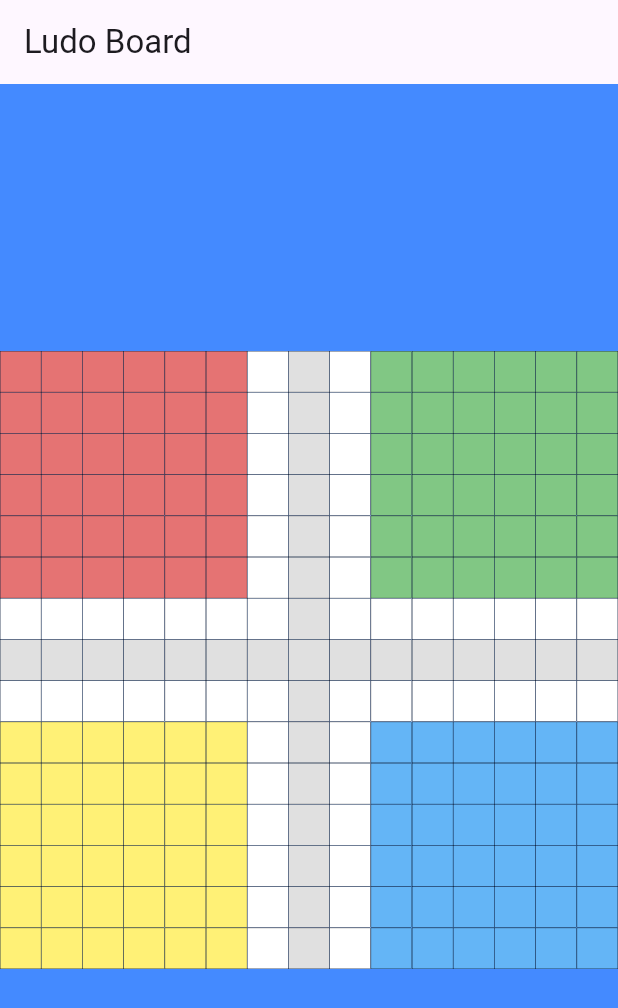
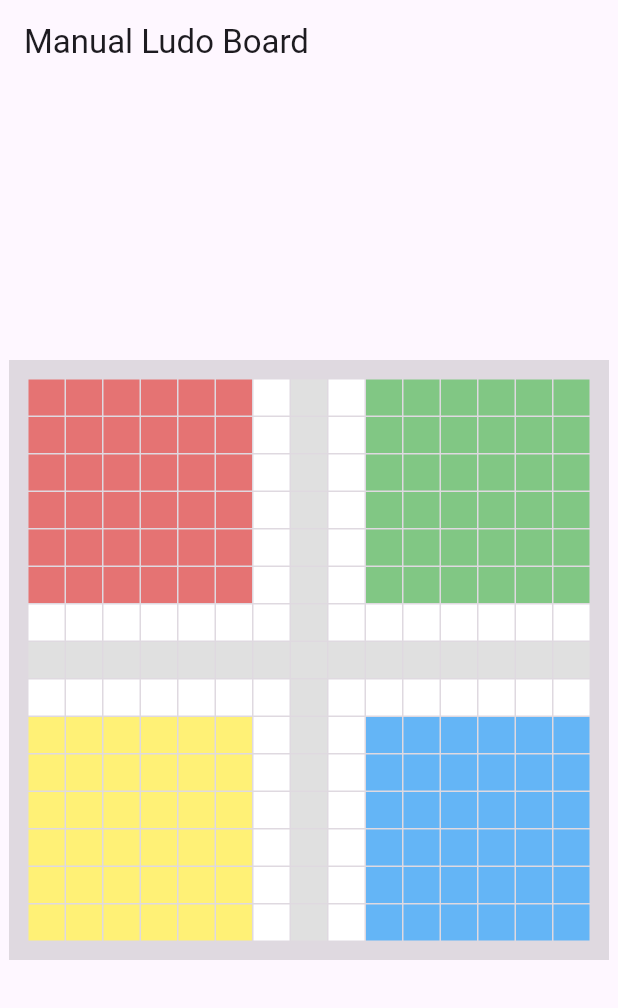
Before and after one commit to chintaman2004/Ludo, a Flutter app: the screen it shows after launch, on a phone screen of 412 x 824 dp. Shown: the top 1008 px of the screen. Run offline on Flutter 3.47's test engine with Material 3 defaults, Android fonts, the phone set to English and light mode, and no system bars.

Commit message:
New Code Implemented

```diff
--- a/lib/main.dart
+++ b/lib/main.dart
@@ -1,62 +1,56 @@
-// ignore_for_file: curly_braces_in_flow_control_structures
-
 import 'package:flutter/material.dart';
 
 void main() {
-  runApp(LudoApp());
+  runApp(
+    MaterialApp(home: LudoManualBoard(), debugShowCheckedModeBanner: false),
+  );
 }
 
-class LudoApp extends StatelessWidget {
-  const LudoApp({super.key});
-
-  @override
-  Widget build(BuildContext context) {
-    return MaterialApp(home: LudoBoard(), debugShowCheckedModeBanner: false);
-  }
-}
-
-class LudoBoard extends StatelessWidget {
-  final int gridSize = 15;
-
-  const LudoBoard({super.key});
-
+class LudoManualBoard extends StatelessWidget {
+  const LudoManualBoard({super.key});
   @override
   Widget build(BuildContext context) {
     return Scaffold(
-      appBar: AppBar(title: Text("Ludo Board")),
-      backgroundColor: Colors.blueAccent,
+      appBar: AppBar(title: Text('Manual Ludo Board')),
       body: Center(
-        child: AspectRatio(
-          aspectRatio: 1,
-          child: GridView.builder(
-            itemCount: gridSize * gridSize,
-            gridDelegate: SliverGridDelegateWithFixedCrossAxisCount(
-              crossAxisCount: gridSize,
-            ),
-            itemBuilder: (context, index) {
-              int row = index ~/ gridSize;
-              int col = index % gridSize;
+        child: Container(
+          width: 400, // 👈 board width
+          height: 400, // 👈 board height
+          color: Colors.black12,
+          child: Column(
+            mainAxisAlignment: MainAxisAlignment.center,
+            children: List.generate(15, (row) {
+              return Row(
+                mainAxisAlignment: MainAxisAlignment.center,
+                children: List.generate(15, (col) {
+                  // Decide color for each box
+                  Color boxColor = Colors.white;
 
-              Color color = Colors.white;
+                  // RED HOME AREA
+                  if (row < 6 && col < 6)
+                    boxColor = Colors.red[300]!;
+                  // GREEN HOME AREA
+                  else if (row < 6 && col > 8)
+                    boxColor = Colors.green[300]!;
+                  // YELLOW HOME AREA
+                  else if (row > 8 && col < 6)
+                    boxColor = Colors.yellow[300]!;
+                  // BLUE HOME AREA
+                  else if (row > 8 && col > 8)
+                    boxColor = Colors.blue[300]!;
+                  // CENTER PATH
+                  else if (row == 7 || col == 7)
+                    boxColor = Colors.grey[300]!;
 
-              if (row < 6 && col < 6) {
-                color = Colors.red[300]!;
-              } else if (row < 6 && col > 8)
-                color = Colors.green[300]!;
-              else if (row > 8 && col < 6)
-                color = Colors.yellow[300]!;
-              else if (row > 8 && col > 8)
-                color = Colors.blue[300]!;
-              else if (col == 7 || row == 7)
-                color = Colors.grey[300]!;
-
-              return Container(
-                decoration: BoxDecoration(
-                  border: Border.all(color: Colors.black, width: 0.2),
-                  color: color,
-                ),
+                  return Container(
+                    width: 24, // 👈 bigger box width
+                    height: 24, // 👈 bigger box height
+                    margin: EdgeInsets.all(0.5),
+                    color: boxColor,
+                  );
+                }),
               );
-            },
+            }),
           ),
         ),
       ),
```
Also changed, not shown: 1 other file.
